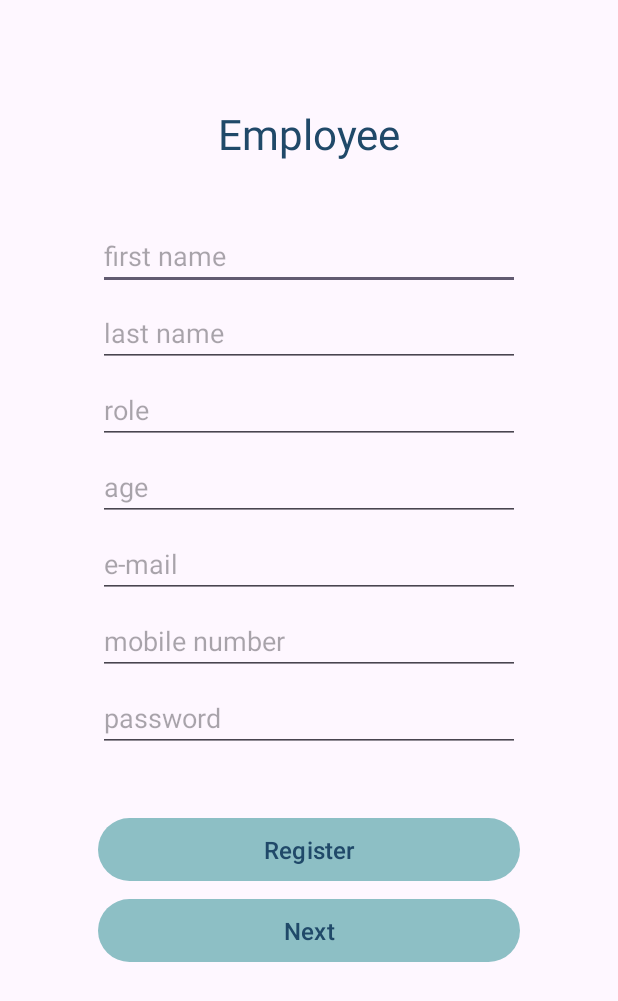
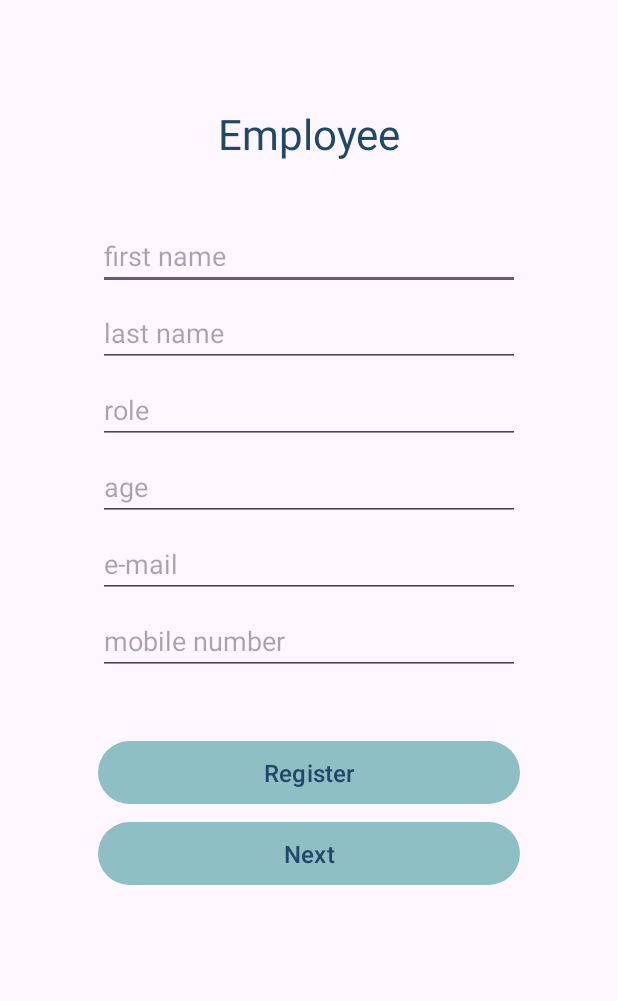
Before and after one commit to juheejulia/EmployeeListView, an Android app: the screen it shows after launch (MainActivity), after a tap on "Register", on a phone screen of 412 x 824 dp. Shown: the top 1001 px of the screen. Run offline under Robolectric (Android 15) with nearby library versions, the phone set to English and light mode, and no system bars.

```diff
--- a/app/src/main/java/com/example/employeelistview/DataManager.java
+++ b/app/src/main/java/com/example/employeelistview/DataManager.java
@@ -7,10 +7,10 @@ public class DataManager {
     public static ArrayList<Employee> employees = new ArrayList<>();
 
     public Employee registerEmployee(String firstName, String lastName, String role, String age,
-                                     String email, String mobileNumber, String password) {
+                                     String email, String mobileNumber) {
 
         Employee employee = new Employee (firstName, lastName, role,
-                age, email, mobileNumber, password);
+                age, email, mobileNumber);
         employees.add(employee);
         return employee;
     }
--- a/app/src/main/java/com/example/employeelistview/Employee.java
+++ b/app/src/main/java/com/example/employeelistview/Employee.java
@@ -11,14 +11,13 @@ public class Employee {
     private String password;
 
     public Employee(String firstName, String lastName, String role, String age, String email,
-                    String mobileNumber, String password) {
+                    String mobileNumber) {
         this.firstName = firstName;
         this.lastName = lastName;
         this.role = role;
         this.age = age;
         this.email = email;
         this.mobileNumber = mobileNumber;
-        this.password = password;
     }
 
     public String getFirstName() {
@@ -69,18 +68,10 @@ public class Employee {
         this.mobileNumber = mobileNumber;
     }
 
-    public String getPassword() {
-        return password;
-    }
-
-    public void setPassword(String password) {
-        this.password = password;
-    }
-
     @Override
     public String toString() {
         return "First name: " + firstName + "\n" + "Last name: " + lastName + "\n" + "Role: " + role
                 + "\n" + "Age: " + age + "\n" + "e-mail: " + email + "\n"
-                + "Mobile number: " + mobileNumber + "\n" + "Password: " + password;
+                + "Mobile number: " + mobileNumber;
     }
 }
--- a/app/src/main/java/com/example/employeelistview/MainActivity.java
+++ b/app/src/main/java/com/example/employeelistview/MainActivity.java
@@ -4,18 +4,21 @@ import androidx.appcompat.app.AppCompatActivity;
 
 import android.content.Intent;
 import android.os.Bundle;
+import android.util.Patterns;
 import android.view.View;
 import android.widget.Button;
 import android.widget.EditText;
 import android.widget.Toast;
+
+import java.util.regex.Matcher;
+import java.util.regex.Pattern;
 
 // This Activity is the page to register an employee
 
 
 public class MainActivity extends AppCompatActivity {
 
-    EditText firstNameInput, lastNameInput, roleInput, ageInput,
-            emailInput, mobileNumberInput, passwordInput;
+    EditText firstNameInput, lastNameInput, roleInput, ageInput, emailInput, mobileNumberInput;
 
     DataManager dataManager = new DataManager();
 
@@ -30,7 +33,6 @@ public class MainActivity extends AppCompatActivity {
         ageInput = findViewById(R.id.age);
         emailInput = findViewById(R.id.email);
         mobileNumberInput = findViewById(R.id.mobile_number);
-        passwordInput = findViewById(R.id.password);
         Button registerButton = findViewById(R.id.btn_register);
         Button nextButton = findViewById(R.id.btn_next);
 
@@ -43,10 +45,9 @@ public class MainActivity extends AppCompatActivity {
                 String age = ageInput.getText().toString();
                 String email = emailInput.getText().toString();
                 String mobileNumber = mobileNumberInput.getText().toString();
-                String password = passwordInput.getText().toString();
 
                 Employee employee = dataManager.registerEmployee
-                        (firstName, lastName, role, age, email, mobileNumber, password);
+                        (firstName, lastName, role, age, email, mobileNumber);
                 Toast.makeText(MainActivity.this,
                         "En employee is registered.", Toast.LENGTH_SHORT).show();
             }
@@ -55,9 +56,29 @@ public class MainActivity extends AppCompatActivity {
         nextButton.setOnClickListener(new View.OnClickListener() {
            @Override
            public void onClick(View v) {
-               Intent intent = new Intent(MainActivity.this, EmployeeActivity.class);
-               startActivity(intent);
+               String email = emailInput.getText().toString();
+               boolean isValid = emailValidator(email);
+                   if (!isValid) {
+                       Toast.makeText(MainActivity.this, "E-mail is not valid.",
+                               Toast.LENGTH_SHORT).show();
+                   } else {
+                       Intent intent = new Intent(MainActivity.this, EmployeeActivity.class);
+                       startActivity(intent);
+                   }
            }
         });
     }
+
+    public static boolean emailValidator(String email) {
+        String emailRegex = "^[A-Za-z0-9+_.-]+@(.+)$";
+
+        // Create a Pattern object
+        Pattern pattern = Pattern.compile(emailRegex);
+
+        // Create a Matcher object
+        Matcher matcher = pattern.matcher(email);
+
+        // Check if the email matches the pattern
+        return matcher.matches();
+    }
 }
--- a/app/src/main/res/layout/activity_main.xml
+++ b/app/src/main/res/layout/activity_main.xml
@@ -66,7 +66,7 @@
             android:layout_marginStart="@dimen/margin_large"
             android:layout_marginEnd="@dimen/margin_large"
             android:hint="@string/first_name"
-            android:inputType="text" />
+            android:inputType="textCapWords"/>
 
         <!-- last name -->
         <EditText
@@ -77,7 +77,7 @@
             android:layout_marginStart="@dimen/margin_large"
             android:layout_marginEnd="@dimen/margin_large"
             android:hint="@string/last_name"
-            android:inputType="text" />
+            android:inputType="textCapWords" />
 
         <!-- role -->
         <EditText
@@ -123,17 +123,6 @@
             android:hint="@string/mobile_number"
             android:inputType="phone" />
 
-        <!-- password -->
-        <EditText
-            android:id="@+id/password"
-            android:layout_width="match_parent"
-            android:layout_height="wrap_content"
-            android:layout_marginTop="@dimen/space_large"
-            android:layout_marginStart="@dimen/margin_large"
-            android:layout_marginEnd="@dimen/margin_large"
-            android:hint="@string/password"
-            android:inputType="numberPassword" />
-
         <!-- register button -->
         <Button
             android:id="@+id/btn_register"
```
